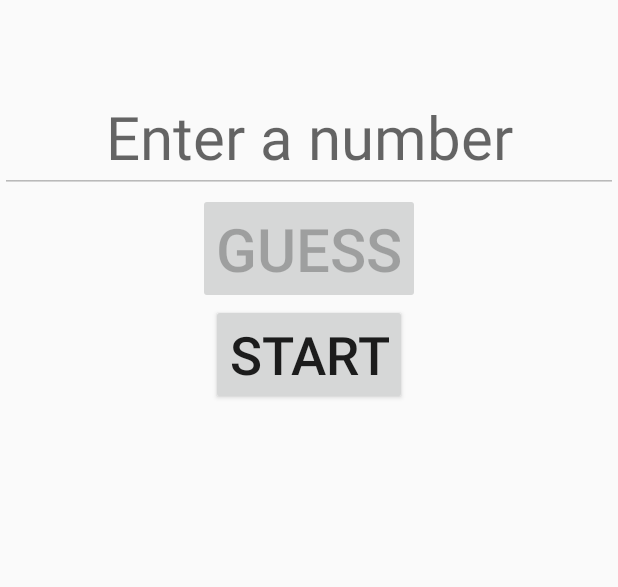
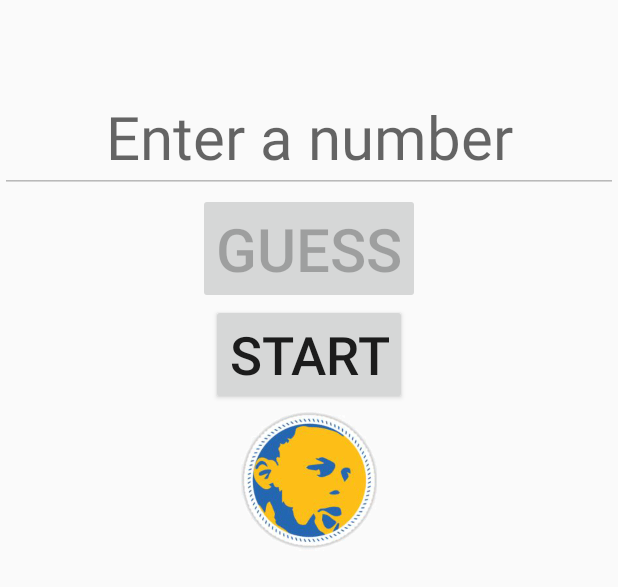
Before and after one commit to hass0302/hilow_game_android, an Android app: the layout activity_main.xml on its own in the app's theme, with its tools: preview values and no code run, on a phone screen of 412 x 824 dp. Shown: the top 587 px of the screen. Run offline under Robolectric (Android 15) with nearby library versions, the phone set to English and light mode, and no system bars.

Commit message:
minor update
Gerry asked us to rebuild the apk. So here it is.

```diff
--- a/app/build.gradle
+++ b/app/build.gradle
@@ -1,7 +1,7 @@
 apply plugin: 'com.android.application'
 
 android {
-    compileSdkVersion 26
+    compileSdkVersion 25
     buildToolsVersion "26.0.1"
     defaultConfig {
         applicationId "com.algonquincollege.hass0302.hilogame"
@@ -20,7 +20,7 @@ android {
 }
 
 dependencies {
-    compile fileTree(dir: 'libs', include: ['*.jar'])
+    compile fileTree(include: ['*.jar'], dir: 'libs')
     androidTestCompile('com.android.support.test.espresso:espresso-core:2.2.2', {
         exclude group: 'com.android.support', module: 'support-annotations'
     })
--- a/app/src/main/java/com/algonquincollege/hass0302/hilogame/MainActivity.java
+++ b/app/src/main/java/com/algonquincollege/hass0302/hilogame/MainActivity.java
@@ -1,8 +1,8 @@
 package com.algonquincollege.hass0302.hilogame;
 
+import android.app.Activity;
 import android.app.DialogFragment;
 import android.os.Bundle;
-import android.support.v7.app.AppCompatActivity;
 import android.view.Menu;
 import android.view.MenuItem;
 import android.view.View;
@@ -11,7 +11,7 @@ import android.widget.EditText;
 import android.widget.TextView;
 import android.widget.Toast;
 
-public class MainActivity extends AppCompatActivity {
+public class MainActivity extends Activity {
 
     private static final String ABOUT_DIALOG_TAG = "About Dialog";
     hilow game;
--- a/app/src/main/res/layout/activity_main.xml
+++ b/app/src/main/res/layout/activity_main.xml
@@ -4,7 +4,8 @@
     android:layout_width="match_parent"
     android:layout_height="match_parent"
     android:orientation="vertical"
-    tools:context=".MainActivity">
+    tools:context=".MainActivity"
+    android:weightSum="1">
     // tools:context="com.algonquincollege.hass0302.hilogame.MainActivity">
 
     <TextView
@@ -47,4 +48,11 @@
         android:text="Start"
         android:textAlignment="center"
         android:textSize="35sp" />
+
+    <ImageView
+        android:id="@+id/imageView"
+        android:layout_width="100dp"
+        android:layout_height="100dp"
+        android:layout_gravity="center"
+        android:src="@drawable/curry" />
 </LinearLayout>
```
Also changed, not shown: app/src/main/res/drawable/curry.png (added), 21 other files.
